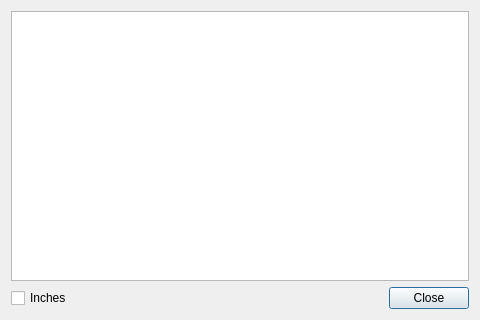
Before: the Qt Designer form app/ui/generated/dialogs/statistics.ui in MaestroFusion360/easy_gcode_plot, drawn with Qt 5.
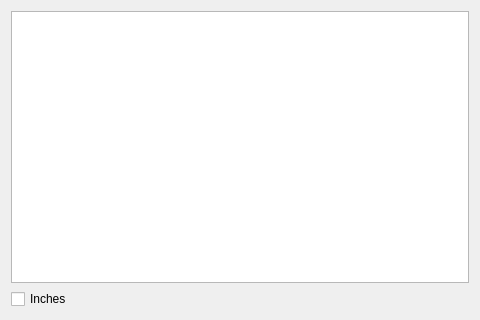
After: the same form once the commit is applied.

```diff
--- a/app/ui/generated/dialogs/statistics.ui
+++ b/app/ui/generated/dialogs/statistics.ui
@@ -50,13 +50,6 @@
                             </property>
                         </spacer>
                     </item>
-                    <item>
-                        <widget class="QDialogButtonBox" name="buttonBox">
-                            <property name="standardButtons">
-                                <set>QDialogButtonBox::StandardButton::Close</set>
-                            </property>
-                        </widget>
-                    </item>
                 </layout>
             </item>
         </layout>
```
